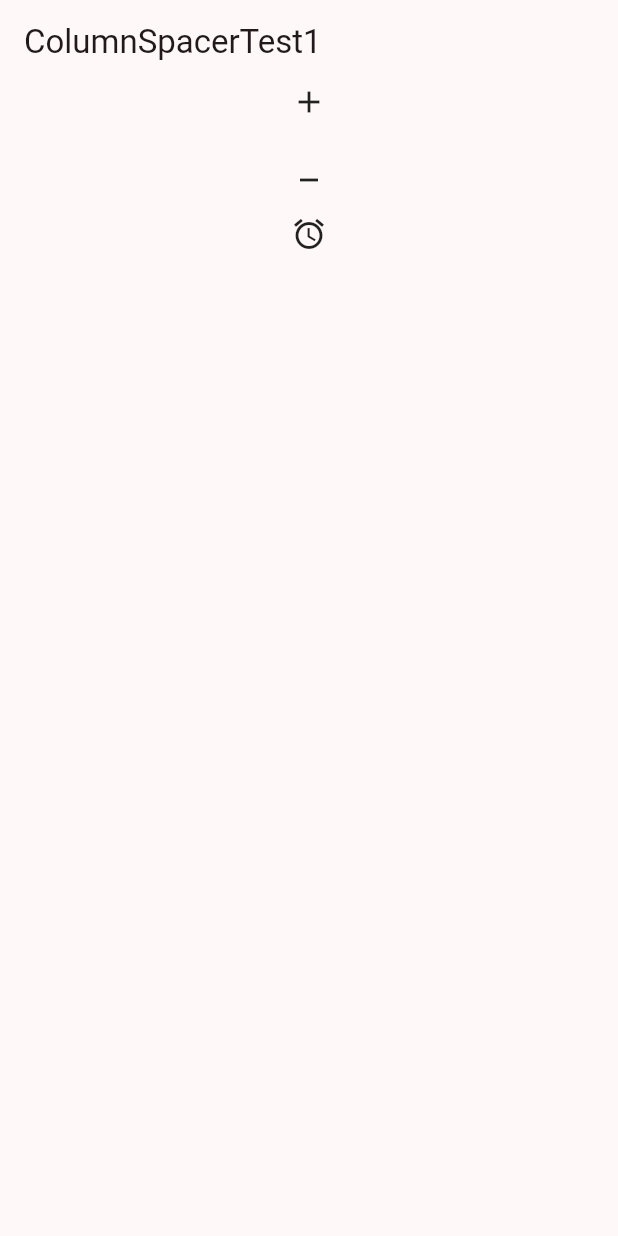
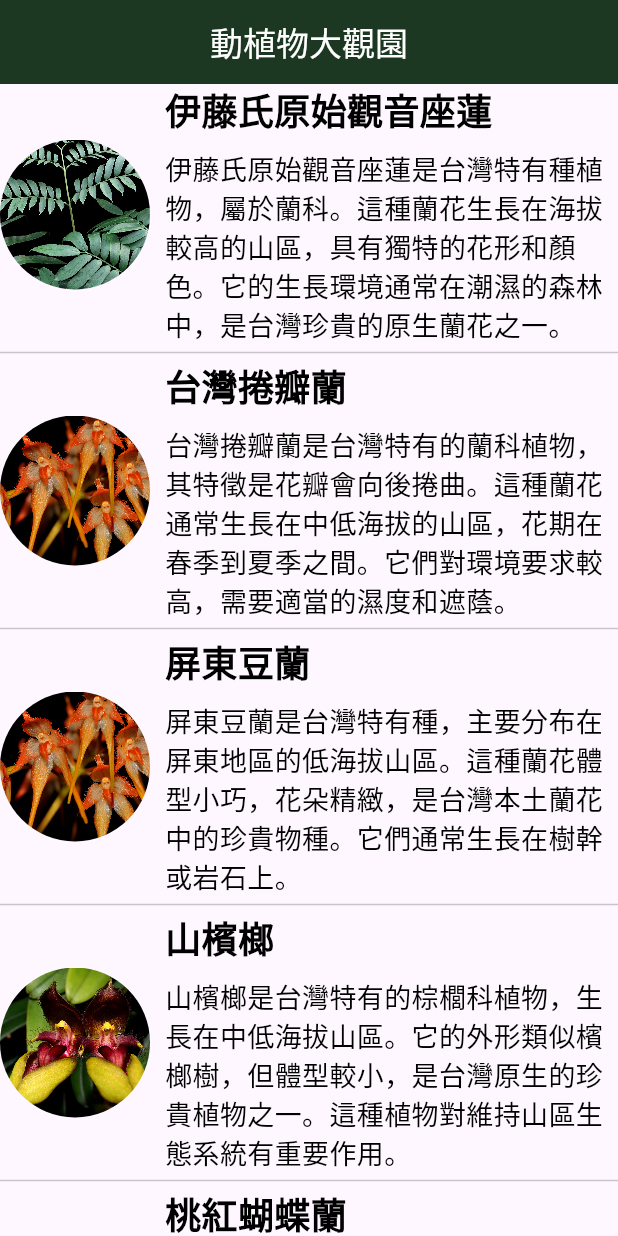
Before and after one commit to Yomiamy/FlutterPractice, a Flutter app: the screen it shows after launch, on a phone screen of 412 x 824 dp. Run offline on Flutter 3.47's test engine with Material 3 defaults, Android fonts, the phone set to English and light mode, and no system bars; our stand-ins replace audioplayers, bloc, camera, dio, equatable, flutter_bloc and 6 more; missing offline and left inert: dart:ffi, drag_container; accounts and stored records are empty; generated files the repository leaves out were written again.

Commit message:
Add the info list page

```diff
--- a/lib/gen/colors.gen.dart
+++ b/lib/gen/colors.gen.dart
@@ -15,4 +15,10 @@ class ColorName {
 
   /// Color: #000000
   static const Color black = Color(0xFF000000);
+
+  /// Color: #1C3822
+  static const Color green = Color(0xFF1C3822);
+
+  /// Color: #ffffff
+  static const Color white = Color(0xFFFFFFFF);
 }
--- /dev/null
+++ b/lib/homework/Practice_6.dart
@@ -0,0 +1,119 @@
+import 'package:flutter/material.dart';
+import 'package:flutter_practice/gen/assets_config.dart';
+
+class Practice6 extends StatefulWidget {
+  const Practice6({super.key});
+
+  @override
+  State<Practice6> createState() => _Practice6State();
+}
+
+class _Practice6State extends State<Practice6> {
+  List<({String name, String description, Image image})> infoList = [
+    (
+      name: '伊藤氏原始觀音座蓮',
+      description:
+          '伊藤氏原始觀音座蓮是台灣特有種植物，屬於蘭科。這種蘭花生長在海拔較高的山區，具有獨特的花形和顏色。它的生長環境通常在潮濕的森林中，是台灣珍貴的原生蘭花之一。',
+      image: AssetImageRes.plantPic1.imageFile
+    ),
+    (
+      name: '台灣捲瓣蘭',
+      description:
+          '台灣捲瓣蘭是台灣特有的蘭科植物，其特徵是花瓣會向後捲曲。這種蘭花通常生長在中低海拔的山區，花期在春季到夏季之間。它們對環境要求較高，需要適當的濕度和遮蔭。',
+      image: AssetImageRes.plantPic2.imageFile
+    ),
+    (
+      name: '屏東豆蘭',
+      description:
+          '屏東豆蘭是台灣特有種，主要分布在屏東地區的低海拔山區。這種蘭花體型小巧，花朵精緻，是台灣本土蘭花中的珍貴物種。它們通常生長在樹幹或岩石上。',
+      image: AssetImageRes.plantPic2.imageFile
+    ),
+    (
+      name: '山檳榔',
+      description:
+          '山檳榔是台灣特有的棕櫚科植物，生長在中低海拔山區。它的外形類似檳榔樹，但體型較小，是台灣原生的珍貴植物之一。這種植物對維持山區生態系統有重要作用。',
+      image: AssetImageRes.plantPic3.imageFile
+    ),
+    (
+      name: '桃紅蝴蝶蘭',
+      description:
+          '桃紅蝴蝶蘭是台灣最著名的蘭花之一，花朵呈現優美的桃紅色。這種蘭花不僅是重要的觀賞植物，也是台灣蘭花產業的重要品種。它們需要較高的空氣濕度和適當的光照。',
+      image: AssetImageRes.plantPic4.imageFile
+    ),
+    (
+      name: '台北樹蛙',
+      description: '台灣特有種，體型中小型的樹蛙，體色為綠色，具有吸盤可以攀爬樹木。主要分布於北部低海拔山區的闊葉林、竹林與果園中。',
+      image: AssetImageRes.animalPic1.imageFile
+    ),
+    (
+      name: '台北樹蛙',
+      description: '台灣特有種，體型中小型的樹蛙，體色為綠色，具有吸盤可以攀爬樹木。主要分布於北部低海拔山區的闊葉林、竹林與果園中。',
+      image: AssetImageRes.animalPic1.imageFile
+    ),
+    (
+      name: '台灣山椒魚',
+      description:
+          '台灣特有種兩棲類動物，全長約11-15公分，呈褐色或黑褐色。棲息於海拔1,000公尺以上的山區溪流與森林中，為瀕臨絕種保育類動物。',
+      image: AssetImageRes.animalPic2.imageFile
+    ),
+    (
+      name: '台灣獼猴',
+      description: '台灣唯一原生猴類，全島皆有分布。屬於中型猴類，具有較短的尾巴，面部略呈紅色。主要棲息於低海拔至中海拔的森林中。',
+      image: AssetImageRes.animalPic3.imageFile
+    ),
+  ];
+
+  @override
+  void initState() {
+    super.initState();
+  }
+
+  @override
+  Widget build(BuildContext context) {
+    return Scaffold(
+        appBar: AppBar(
+          centerTitle: true,
+          title: const Text('動植物大觀園', style: TextStyle(color: AssetColorRes.white),),
+          backgroundColor: AssetColorRes.green,
+        ),
+        body: ListView.builder(
+          itemCount: infoList.length,
+          itemBuilder: (context, index) => getInfoCell(infoList[index].name,
+              infoList[index].description, infoList[index].image),
+        ));
+  }
+
+  Widget getInfoCell(String title, String description, Image image) => Column(
+        children: [
+          Row(
+            spacing: 10,
+            crossAxisAlignment: CrossAxisAlignment.center,
+            children: <Widget>[
+              ClipOval(
+                child: SizedBox(width: 100, height: 100, child: image),
+              ),
+              Expanded(
+                child: Column(
+                  mainAxisAlignment: MainAxisAlignment.center,
+                  crossAxisAlignment: CrossAxisAlignment.start,
+                  children: <Widget>[
+                    Text(title,
+                        style: const TextStyle(
+                            fontWeight: FontWeight.bold,
+                            fontSize: 24,
+                            color: AssetColorRes.black)),
+                    const SizedBox(height: 10,),
+                    Text(
+                      description,
+                      style: const TextStyle(
+                          fontSize: 18, color: AssetColorRes.black),
+                    )
+                  ],
+                ),
+              ),
+            ],
+          ),
+          const Divider(height: 10),
+        ],
+      );
+}
--- a/lib/main.dart
+++ b/lib/main.dart
@@ -16,6 +16,7 @@ import 'package:flutter_practice/gesture/ImageTapWidget.dart';
 import 'package:flutter_practice/gesture/TapTextWidget.dart';
 import 'package:flutter_practice/homework/Practice_218.dart';
 import 'package:flutter_practice/homework/Practice_227.dart';
+import 'package:flutter_practice/homework/Practice_6.dart';
 import 'package:flutter_practice/image/image_camera_test.dart';
 import 'package:flutter_practice/ink/MaterialRoundInk.dart';
 import 'package:flutter_practice/pop_menu_button/PopMenuButtonTest1.dart';
@@ -77,19 +78,19 @@ class MyApp extends StatelessWidget {
   @override
   Widget build(BuildContext context) {
     return MaterialApp(
+        // theme: ThemeData(
+        //     textTheme: GoogleFonts.robotoTextTheme(Theme.of(context).textTheme),
+        //     colorScheme: ColorScheme.fromSeed(seedColor: Colors.transparent),
+        //     useMaterial3: true),
         theme: ThemeData(
-            textTheme: GoogleFonts.robotoTextTheme(Theme.of(context).textTheme),
-            colorScheme: ColorScheme.fromSeed(seedColor: Colors.transparent),
-            useMaterial3: true),
-        // theme: ThemeData(
-        //   colorScheme: ColorScheme.fromSeed(seedColor: Colors.deepPurple),
-        //   useMaterial3: true,
-        // ),
+          colorScheme: ColorScheme.fromSeed(seedColor: Colors.deepPurple),
+          useMaterial3: true,
+        ),
         // theme: ThemeData(
         //     colorScheme: const ColorScheme.light(
         //         primary: Color.fromRGBO(72, 74, 126, 1)
         //     )
         // ),
-        home: const ColumnSpacerTest1());
+        home: const Practice6());
   }
 }
```
Also changed, not shown: 1 other file.
